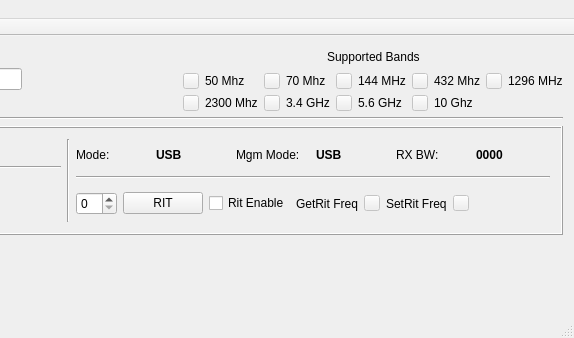
The window that mqt/MqtRigControl/rigcontrolmainwindow.ui (Rsclub22/Minos2-Mirror) describes before a commit, drawn with Qt 5; both pictures show x 437 to 1011 and y 0 to 338 of the 1011 by 338 pixel window.
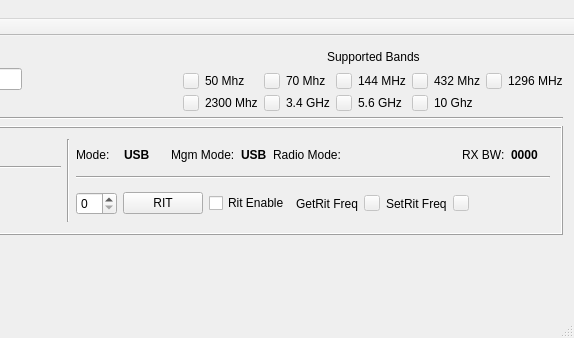
The same window after the commit. Custom widgets are drawn as their Qt base class.

Commit message: add check txstatus for possible future use..

The edit to the form file:
```diff
--- a/mqt/MqtRigControl/rigcontrolmainwindow.ui
+++ b/mqt/MqtRigControl/rigcontrolmainwindow.ui
@@ -605,6 +605,26 @@
                </item>
               </layout>
              </item>
+             <item>
+              <widget class="QLabel" name="RadioModeLabel">
+               <property name="text">
+                <string>Radio Mode:</string>
+               </property>
+              </widget>
+             </item>
+             <item>
+              <widget class="QLabel" name="RadioMode">
+               <property name="font">
+                <font>
+                 <weight>75</weight>
+                 <bold>true</bold>
+                </font>
+               </property>
+               <property name="text">
+                <string/>
+               </property>
+              </widget>
+             </item>
              <item>
               <layout class="QHBoxLayout" name="horizontalLayout_17">
                <item>
```
The commit also changes 2 other files.
